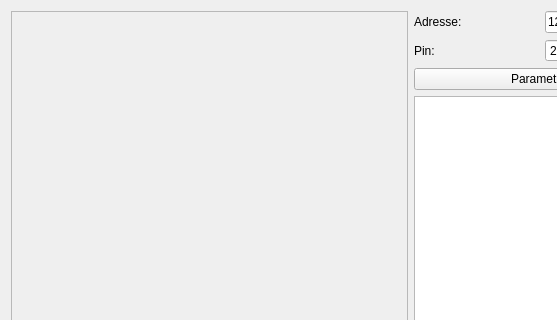
This is serveur/widget.ui in UnelDev/tchat-v5.2 as Qt 5 draws it before an edit; both pictures show x 0 to 557 and y 0 to 320 of the 681 by 418 pixel window. The edited form follows.
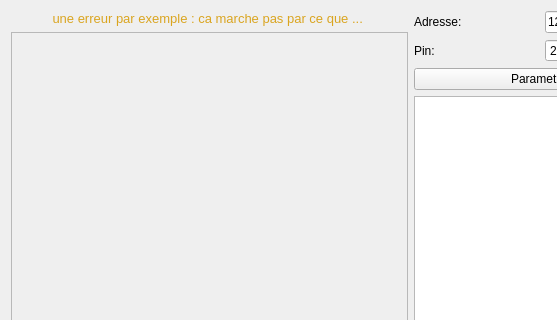
This is the edited form. Icons and pictures are not drawn.

Commit message: luncher modification du message d'erreur

```diff
--- a/serveur/widget.ui
+++ b/serveur/widget.ui
@@ -21,7 +21,29 @@
    <double>1.000000000000000</double>
   </property>
   <layout class="QGridLayout" name="gridLayout">
-   <item row="2" column="0" colspan="2">
+   <item row="1" column="0">
+    <widget class="QScrollArea" name="scrollArea">
+     <property name="widgetResizable">
+      <bool>true</bool>
+     </property>
+     <widget class="QWidget" name="scrollAreaWidgetContents">
+      <property name="geometry">
+       <rect>
+        <x>0</x>
+        <y>0</y>
+        <width>392</width>
+        <height>334</height>
+       </rect>
+      </property>
+      <layout class="QGridLayout" name="gridLayout_2">
+       <item row="0" column="0">
+        <layout class="QVBoxLayout" name="messageliste"/>
+       </item>
+      </layout>
+     </widget>
+    </widget>
+   </item>
+   <item row="3" column="0" colspan="2">
     <layout class="QHBoxLayout" name="horizontalLayout_3">
      <item>
       <widget class="QLabel" name="label_psedo">
@@ -73,7 +95,14 @@
      </item>
     </layout>
    </item>
-   <item row="0" column="1">
+   <item row="0" column="0">
+    <widget class="QLabel" name="label">
+     <property name="text">
+      <string>&lt;html&gt;&lt;head/&gt;&lt;body&gt;&lt;p align=&quot;center&quot;&gt;&lt;span style=&quot; font-size:10pt; color:#daa520;&quot;&gt;une erreur par exemple : ca marche pas par ce que ... &lt;/span&gt;&lt;/p&gt;&lt;/body&gt;&lt;/html&gt;</string>
+     </property>
+    </widget>
+   </item>
+   <item row="0" column="1" rowspan="2">
     <layout class="QGridLayout" name="gridLayout_4">
      <item row="1" column="1">
       <widget class="QLineEdit" name="serveurip">
@@ -145,28 +174,6 @@
      </item>
     </layout>
    </item>
-   <item row="0" column="0">
-    <widget class="QScrollArea" name="scrollArea">
-     <property name="widgetResizable">
-      <bool>true</bool>
-     </property>
-     <widget class="QWidget" name="scrollAreaWidgetContents">
-      <property name="geometry">
-       <rect>
-        <x>0</x>
-        <y>0</y>
-        <width>392</width>
-        <height>357</height>
-       </rect>
-      </property>
-      <layout class="QGridLayout" name="gridLayout_2">
-       <item row="0" column="0">
-        <layout class="QVBoxLayout" name="messageliste"/>
-       </item>
-      </layout>
-     </widget>
-    </widget>
-   </item>
   </layout>
  </widget>
  <resources>
```
The commit also changes 3 other files.
